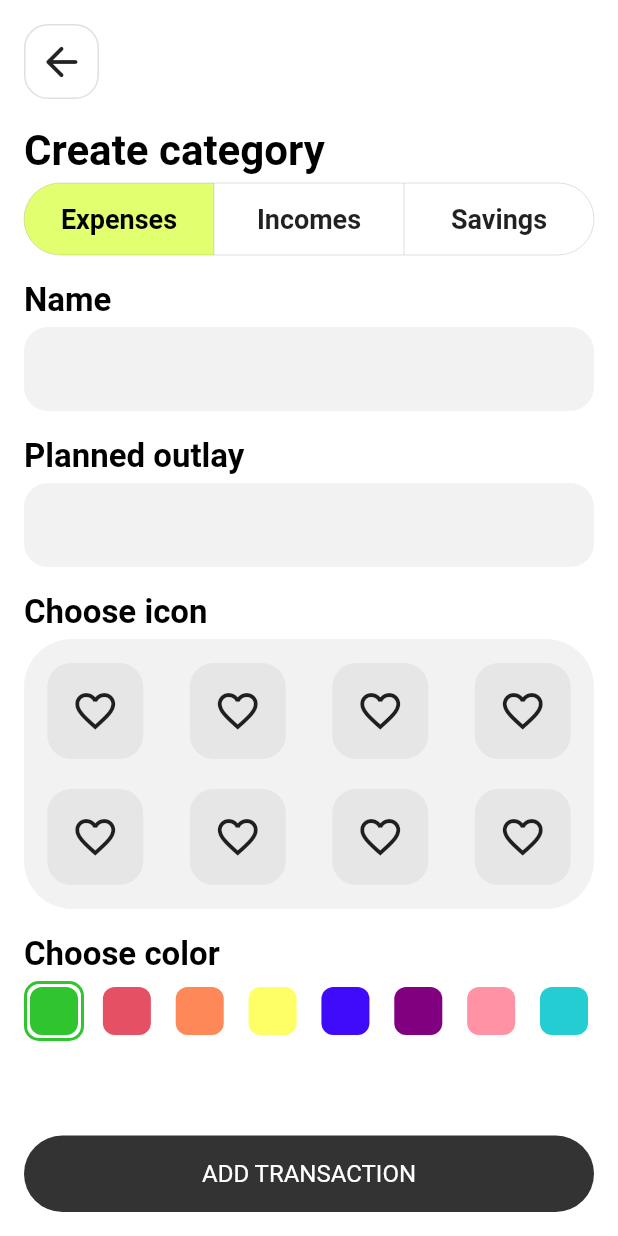
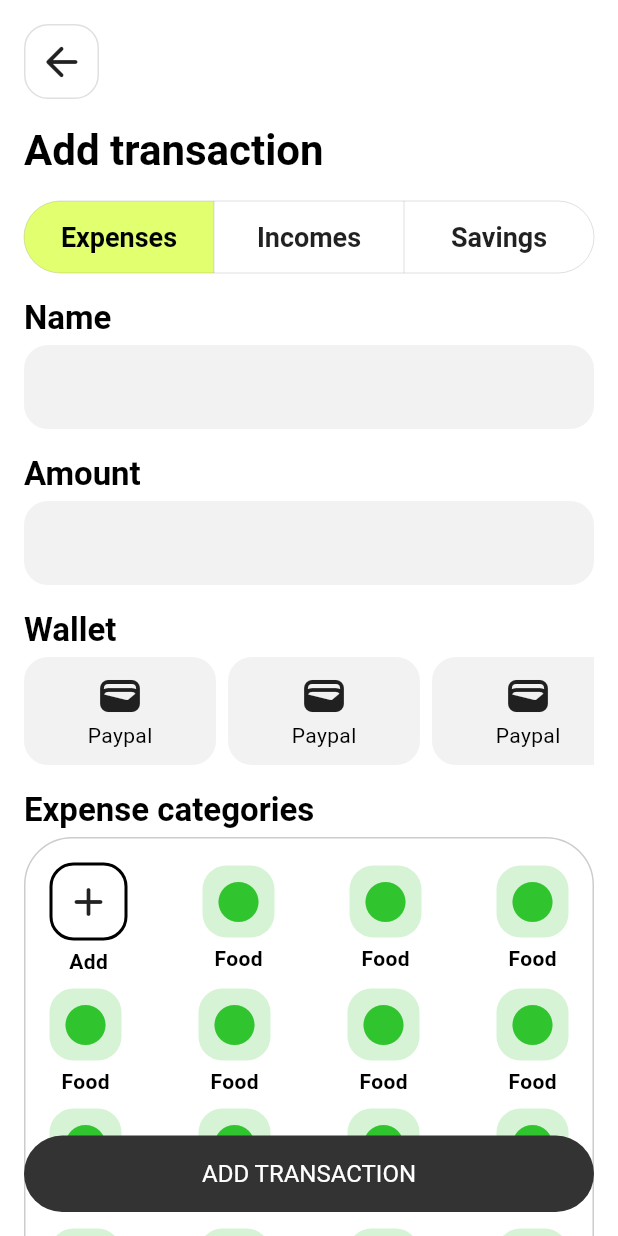
Before and after one commit to suhrobcoder/expense_tracker, a Flutter app: the screen it shows after launch, on a phone screen of 412 x 824 dp. Run offline on Flutter 3.47's test engine with Material 2 defaults, Android fonts, the phone set to English and light mode, and no system bars; our stand-ins replace equatable, flutter_bloc, flutter_svg, get_it, injectable.

Commit message:
add transaction page

```diff
--- a/lib/main.dart
+++ b/lib/main.dart
@@ -1,4 +1,5 @@
 import 'package:expense_tracker/di/init_get_it.dart';
+import 'package:expense_tracker/presentation/pages/add_transaction/add_transaction_page.dart';
 import 'package:expense_tracker/presentation/pages/create_category/create_category_page.dart';
 import 'package:expense_tracker/presentation/pages/main/main_page.dart';
 import 'package:expense_tracker/presentation/theme/app_theme.dart';
@@ -18,7 +19,7 @@ class MyApp extends StatelessWidget {
     return MaterialApp(
       title: 'Expense Tracker',
       theme: appTheme,
-      home: const CreateCategoryPage(),
+      home: const AddTransactionPage(),
     );
   }
 }
--- /dev/null
+++ b/lib/presentation/pages/add_transaction/add_transaction_page.dart
@@ -0,0 +1,242 @@
+import 'package:expense_tracker/presentation/components/back_button.dart';
+import 'package:expense_tracker/presentation/pages/add_transaction/non_scrollable_gridview.dart';
+import 'package:expense_tracker/presentation/theme/colors.dart';
+import 'package:expense_tracker/presentation/theme/ui_constants.dart';
+import 'package:flutter/material.dart';
+
+class AddTransactionPage extends StatelessWidget {
+  const AddTransactionPage({super.key});
+
+  @override
+  Widget build(BuildContext context) {
+    final textTheme = Theme.of(context).textTheme;
+    final size = MediaQuery.of(context).size;
+    final availableWidth = size.width - 2 * defaultPadding;
+    return Scaffold(
+      body: Stack(
+        children: [
+          Positioned.fill(
+            child: SingleChildScrollView(
+              child: SafeArea(
+                child: Padding(
+                  padding:
+                      const EdgeInsets.symmetric(horizontal: defaultPadding),
+                  child: Column(
+                    crossAxisAlignment: CrossAxisAlignment.start,
+                    children: [
+                      const SizedBox(height: 16),
+                      CustomBackButton(onTap: () {}),
+                      const SizedBox(height: 16),
+                      Text(
+                        "Add transaction",
+                        style: textTheme.headlineMedium
+                            ?.copyWith(fontWeight: FontWeight.w600),
+                      ),
+                      const SizedBox(height: 16),
+                      ToggleButtons(
+                        isSelected: const [true, false, false],
+                        onPressed: (index) {},
+                        children: [
+                          SizedBox(
+                            width: availableWidth / 3,
+                            child: const Text(
+                              "Expenses",
+                              textAlign: TextAlign.center,
+                            ),
+                          ),
+                          SizedBox(
+                            width: availableWidth / 3,
+                            child: const Text(
+                              "Incomes",
+                              textAlign: TextAlign.center,
+                            ),
+                          ),
+                          SizedBox(
+                            width: availableWidth / 3,
+                            child: const Text(
+                              "Savings",
+                              textAlign: TextAlign.center,
+                            ),
+                          ),
+                        ],
+                      ),
+                      const SizedBox(height: 16),
+                      Text(
+                        "Name",
+                        style: textTheme.titleLarge
+                            ?.copyWith(fontWeight: FontWeight.w600),
+                      ),
+                      const SizedBox(height: 4),
+                      const TextField(),
+                      const SizedBox(height: 16),
+                      Text(
+                        "Amount",
+                        style: textTheme.titleLarge
+                            ?.copyWith(fontWeight: FontWeight.w600),
+                      ),
+                      const SizedBox(height: 4),
+                      const TextField(
+                        decoration: InputDecoration(
+                          suffix: Text("USD"),
+                        ),
+                      ),
+                      const SizedBox(height: 16),
+                      Text(
+                        "Wallet",
+                        style: textTheme.titleLarge
+                            ?.copyWith(fontWeight: FontWeight.w600),
+                      ),
+                      const SizedBox(height: 4),
+                      SizedBox(
+                        height: 72,
+                        child: ListView.separated(
+                          scrollDirection: Axis.horizontal,
+                          itemCount: 3,
+                          separatorBuilder: (context, index) =>
+                              const SizedBox(width: 8),
+                          itemBuilder: (context, index) {
+                            return Container(
+                              padding: const EdgeInsets.all(defaultPadding / 2),
+                              width: 128,
+                              decoration: BoxDecoration(
+                                borderRadius:
+                                    BorderRadius.circular(defaultPadding),
+                                color: Colors.black.withOpacity(0.05),
+                              ),
+                              child: Column(
+                                mainAxisAlignment: MainAxisAlignment.center,
+                                children: const [
+                                  Icon(Icons.wallet, size: 32),
+                                  Text("Paypal"),
+                                ],
+                              ),
+                            );
+                          },
+                        ),
+                      ),
+                      const SizedBox(height: 16),
+                      Text(
+                        "Expense categories",
+                        style: textTheme.titleLarge
+                            ?.copyWith(fontWeight: FontWeight.w600),
+                      ),
+                      const SizedBox(height: 4),
+                      Container(
+                        width: double.infinity,
+                        padding: const EdgeInsets.all(defaultPadding),
+                        decoration: BoxDecoration(
+                          borderRadius:
+                              BorderRadius.circular(2 * defaultPadding),
+                          border:
+                              Border.all(color: Colors.black.withOpacity(0.2)),
+                        ),
+                        child: NonScrollableGridview(
+                          crossAxisCount: 4,
+                          verticalSpacing: 8.0,
+                          children: [
+                            AddCategoryButton(onTap: () {}),
+                            ...List.generate(
+                              15,
+                              (index) => CategoryItem(
+                                name: "Food",
+                                icon: Icons.circle,
+                                color: green,
+                                onTap: () {},
+                              ),
+                            )
+                          ],
+                        ),
+                      ),
+                      const SizedBox(height: 96),
+                    ],
+                  ),
+                ),
+              ),
+            ),
+          ),
+          Positioned(
+            left: defaultPadding,
+            right: defaultPadding,
+            bottom: defaultPadding,
+            child: FilledButton(
+              onPressed: () {},
+              child: const Text("ADD TRANSACTION"),
+            ),
+          ),
+        ],
+      ),
+    );
+  }
+}
+
+class AddCategoryButton extends StatelessWidget {
+  const AddCategoryButton({
+    super.key,
+    required this.onTap,
+  });
+
+  final VoidCallback onTap;
+
+  @override
+  Widget build(BuildContext context) {
+    return GestureDetector(
+      onTap: onTap,
+      child: Column(
+        children: [
+          Container(
+            padding: const EdgeInsets.all(8.0),
+            decoration: BoxDecoration(
+              borderRadius: BorderRadius.circular(16.0),
+              border: Border.all(width: 2.0),
+            ),
+            child: const Icon(
+              Icons.add_rounded,
+              size: 32.0,
+            ),
+          ),
+          const SizedBox(height: 4),
+          const Text("Add", style: TextStyle(fontWeight: FontWeight.w600)),
+        ],
+      ),
+    );
+  }
+}
+
+class CategoryItem extends StatelessWidget {
+  const CategoryItem({
+    super.key,
+    required this.name,
+    required this.icon,
+    required this.color,
+    required this.onTap,
+  });
+
+  final String name;
+  final IconData icon;
+  final Color color;
+  final VoidCallback onTap;
+
+  @override
+  Widget build(BuildContext context) {
+    return GestureDetector(
+      onTap: onTap,
+      child: Column(
+        children: [
+          Container(
+            padding: const EdgeInsets.all(8.0),
+            decoration: BoxDecoration(
+                borderRadius: BorderRadius.circular(16.0),
+                color: color.withOpacity(0.2)),
+            child: Icon(
+              icon,
+              color: color,
+              size: 32.0,
+            ),
+          ),
+          const SizedBox(height: 4),
+          Text(name, style: const TextStyle(fontWeight: FontWeight.w600)),
+        ],
+      ),
+    );
+  }
+}
--- /dev/null
+++ b/lib/presentation/pages/add_transaction/non_scrollable_gridview.dart
@@ -0,0 +1,33 @@
+import 'package:flutter/material.dart';
+
+class NonScrollableGridview extends StatelessWidget {
+  const NonScrollableGridview({
+    super.key,
+    required this.crossAxisCount,
+    required this.children,
+    required this.verticalSpacing,
+  });
+
+  final int crossAxisCount;
+  final double verticalSpacing;
+  final List<Widget> children;
+
+  @override
+  Widget build(BuildContext context) {
+    final rowCount = (children.length - 1) ~/ crossAxisCount + 1;
+    return Column(
+      children: List.generate(
+        rowCount,
+        (i) => Row(
+          mainAxisAlignment: MainAxisAlignment.spaceBetween,
+          children: List.generate(crossAxisCount, (j) {
+            final index = i * crossAxisCount + j;
+            return Padding(
+                padding: EdgeInsets.only(top: i == 0 ? 0 : verticalSpacing),
+                child: children[index]);
+          }),
+        ),
+      ),
+    );
+  }
+}
--- a/lib/presentation/pages/create_category/create_category_page.dart
+++ b/lib/presentation/pages/create_category/create_category_page.dart
@@ -32,7 +32,7 @@ class CreateCategoryPage extends StatelessWidget {
                         style: textTheme.headlineMedium
                             ?.copyWith(fontWeight: FontWeight.w600),
                       ),
-                      const SizedBox(height: 4),
+                      const SizedBox(height: 16),
                       ToggleButtons(
                         isSelected: const [true, false, false],
                         onPressed: (index) {},
@@ -151,7 +151,7 @@ class CreateCategoryPage extends StatelessWidget {
             bottom: defaultPadding,
             child: FilledButton(
               onPressed: () {},
-              child: const Text("ADD TRANSACTION"),
+              child: const Text("CREATE CATEGORY"),
             ),
           ),
         ],
```
